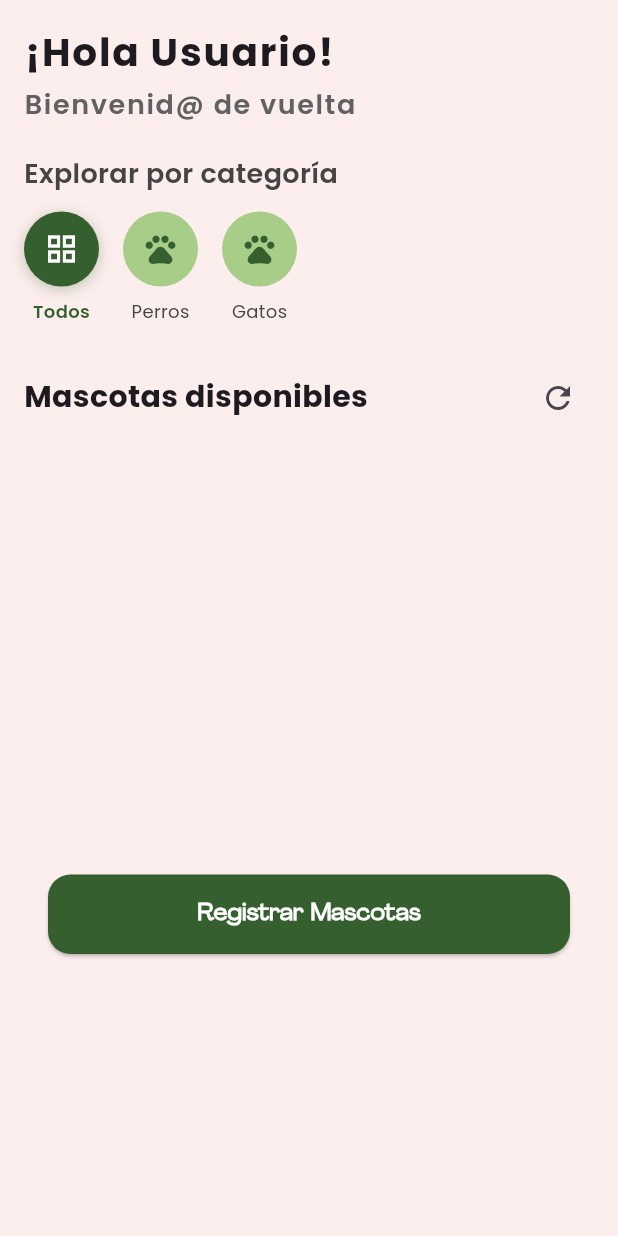
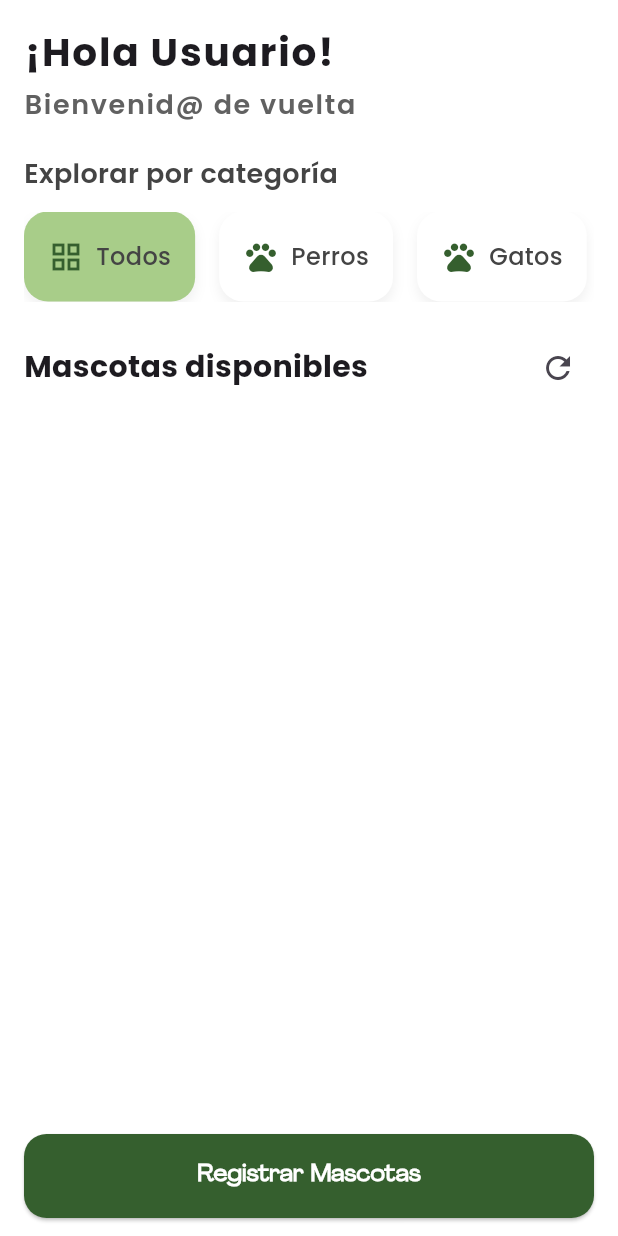
Before and after one commit to gabycode/amipet, a Flutter app: the ExplorarMascotasPage screen opened by its route, after a tap on the "refresh" icon, on a phone screen of 412 x 824 dp. Run offline on Flutter 3.47's test engine with Material 3 defaults, Android fonts, the phone set to English and light mode, and no system bars; our stand-ins replace cloud_firestore, firebase_auth, firebase_core, flutter_dotenv, google_fonts, google_sign_in and 1 more; accounts and stored records are empty; statements that could not run were skipped.

Commit message:
Cambios en el scroll. En vez de horizontal ahora es vertical

```diff
--- a/lib/screens/favoritos_page.dart
+++ b/lib/screens/favoritos_page.dart
@@ -14,7 +14,7 @@ class FavoritosPage extends StatelessWidget {
         return false;
       },
       child: Scaffold(
-        backgroundColor: const Color(0xFFF4FFE8),
+        backgroundColor: const Color.fromARGB(255, 255, 255, 255),
         body: SafeArea(
           child: Consumer<MascotaProvider>(
             builder: (context, provider, child) {
--- a/lib/screens/mascotas_page.dart
+++ b/lib/screens/mascotas_page.dart
@@ -1,5 +1,4 @@
 // explorar_mascotas_page.dart
-
 import 'package:flutter/material.dart';
 import 'package:google_fonts/google_fonts.dart';
 import 'package:provider/provider.dart';
@@ -36,11 +35,57 @@ class _ExplorarMascotasPageState extends State<ExplorarMascotasPage> {
     {'nombre': 'Gatos', 'icono': Icons.pets, 'especie': 'Gato'},
   ];
 
+  final ScrollController _scrollController = ScrollController();
+  int _limiteMascotas = 20;
+
   @override
   void initState() {
     super.initState();
     _obtenerNombreUsuario();
     cargarMascotas();
+    _scrollController.addListener(_onScroll);
+  }
+
+  @override
+  void dispose() {
+    _scrollController.dispose();
+    super.dispose();
+  }
+
+  Future<void> cargarMascotas({bool cargarMas = false}) async {
+    setState(() {
+      loading = true;
+      error = '';
+    });
+
+    try {
+      final todasMascotas = await FirestoreService.obtenerMascotasDestacadas(
+        limite: _limiteMascotas,
+      );
+      setState(() {
+        todasLasMascotas = todasMascotas;
+        mascotas = todasMascotas;
+        loading = false;
+      });
+    } catch (e) {
+      setState(() {
+        error = 'Error al cargar mascotas: $e';
+        loading = false;
+      });
+    }
+  }
+
+  void _onScroll() {
+    if (_scrollController.position.pixels >=
+        _scrollController.position.maxScrollExtent - 200) {
+      // Cuando esté cerca del final, carga más
+      if (!loading && mascotas.length >= _limiteMascotas) {
+        setState(() {
+          _limiteMascotas += 20; // Carga 20 más
+        });
+        cargarMascotas(cargarMas: true);
+      }
+    }
   }
 
   void _obtenerNombreUsuario() {
@@ -50,7 +95,7 @@ class _ExplorarMascotasPageState extends State<ExplorarMascotasPage> {
     });
   }
 
-  Future<void> cargarMascotas() async {
+  Future<void> cargarTodasLasMascotas() async {
     setState(() {
       loading = true;
       error = '';
@@ -93,20 +138,20 @@ class _ExplorarMascotasPageState extends State<ExplorarMascotasPage> {
     final ancho = MediaQuery.of(context).size.width;
 
     return WillPopScope(
-      onWillPop: () async {
-        // Prevenir navegación hacia atrás que cause problemas de sesión
-        // En su lugar, mantener al usuario en la aplicación
-        return false;
-      },
+      onWillPop: () async => false,
       child: Scaffold(
-        backgroundColor: const Color.fromARGB(255, 253, 238, 238),
+        backgroundColor: const Color.fromARGB(255, 255, 255, 255),
         body: SafeArea(
           child:
               loading
                   ? const Center(child: CircularProgressIndicator())
                   : error.isNotEmpty
                   ? Center(child: Text(error))
-                  : SingleChildScrollView(
+                  : ListView(
+                    controller: _scrollController,
+                    padding: EdgeInsets.zero,
+                    children: [
+                      Padding(
                         padding: const EdgeInsets.symmetric(
                           horizontal: 16,
                           vertical: 16,
@@ -142,70 +187,55 @@ class _ExplorarMascotasPageState extends State<ExplorarMascotasPage> {
                             ),
                             const SizedBox(height: 12),
                             SizedBox(
-                          height: 80,
+                              height: 60,
                               child: ListView.builder(
                                 scrollDirection: Axis.horizontal,
                                 itemCount: categorias.length,
                                 itemBuilder: (context, index) {
                                   final categoria = categorias[index];
-                              final selected = index == selectedTab;
-                              return Padding(
-                                padding: const EdgeInsets.only(right: 16),
-                                child: GestureDetector(
+                                  final selected = selectedTab == index;
+                                  return GestureDetector(
                                     onTap: () {
                                       setState(() {
                                         selectedTab = index;
                                       });
                                       filtrarPorCategoria(categoria['especie']);
                                     },
-                                  child: Column(
-                                    children: [
-                                      Container(
-                                        width: 50,
-                                        height: 50,
+                                    child: Container(
+                                      margin: const EdgeInsets.only(right: 16),
+                                      padding: const EdgeInsets.symmetric(
+                                        horizontal: 16,
+                                        vertical: 8,
+                                      ),
                                       decoration: BoxDecoration(
                                         color:
                                             selected
-                                                  ? verdeOscuro
-                                                  : verdeClaro,
-                                          shape: BoxShape.circle,
-                                          boxShadow:
-                                              selected
-                                                  ? [
+                                                ? verdeClaro
+                                                : Colors.white,
+                                        borderRadius: BorderRadius.circular(16),
+                                        boxShadow: [
                                           BoxShadow(
-                                                      color: verdeOscuro
-                                                          .withOpacity(0.3),
-                                                      blurRadius: 8,
-                                                      offset: const Offset(
-                                                        0,
-                                                        2,
+                                            color: Colors.grey.withOpacity(
+                                              0.15,
                                             ),
+                                            blurRadius: 6,
+                                            offset: const Offset(0, 4),
                                           ),
-                                                  ]
-                                                  : null,
+                                        ],
                                       ),
-                                        child: Icon(
+                                      child: Row(
+                                        children: [
+                                          Icon(
                                             categoria['icono'],
-                                          size: 24,
-                                          color:
-                                              selected
-                                                  ? Colors.white
-                                                  : verdeOscuro,
+                                            color: verdeOscuro,
                                           ),
-                                      ),
-                                      const SizedBox(height: 8),
+                                          const SizedBox(width: 8),
                                           Text(
                                             categoria['nombre'],
                                             style: GoogleFonts.poppins(
-                                          fontSize: 12,
-                                          fontWeight:
-                                              selected
-                                                  ? FontWeight.w600
-                                                  : FontWeight.w400,
-                                          color:
-                                              selected
-                                                  ? verdeOscuro
-                                                  : grisTexto,
+                                              fontSize: 16,
+                                              fontWeight: FontWeight.w500,
+                                              color: grisTexto,
                                             ),
                                           ),
                                         ],
@@ -227,35 +257,30 @@ class _ExplorarMascotasPageState extends State<ExplorarMascotasPage> {
                                   ),
                                 ),
                                 IconButton(
-                              onPressed: cargarMascotas,
+                                  onPressed: cargarTodasLasMascotas,
                                   icon: const Icon(Icons.refresh),
                                   tooltip: 'Actualizar lista',
                                 ),
                               ],
                             ),
-                        const SizedBox(height: 12),
-                        SizedBox(
-                          height: 250, // Aumentamos la altura
-                          child: ListView.builder(
-                            scrollDirection: Axis.horizontal,
-                            itemCount: mascotas.length,
-                            itemBuilder: (context, index) {
-                              final mascota = mascotas[index];
+                          ],
+                        ),
+                      ),
+                      ...mascotas.map((mascota) {
                         final foto = mascota['fotoURL'];
                         final nombre = mascota['nombre'] ?? 'Sin nombre';
                         final edad = mascota['edad'];
-                              final raza =
-                                  mascota['especie'] ?? 'Sin especificar';
+                        final raza = mascota['especie'] ?? 'Sin especificar';
 
-                              // Formatear la edad
                         String edadTexto = '';
                         if (edad != null) {
-                                final unidadEdad =
-                                    mascota['unidadEdad'] ?? 'años';
+                          final unidadEdad = mascota['unidadEdad'] ?? 'años';
                           edadTexto = '$edad $unidadEdad';
                         }
 
-                              return GestureDetector(
+                        return Padding(
+                          padding: const EdgeInsets.symmetric(horizontal: 16),
+                          child: GestureDetector(
                             onTap: () {
                               Navigator.push(
                                 context,
@@ -267,8 +292,7 @@ class _ExplorarMascotasPageState extends State<ExplorarMascotasPage> {
                               );
                             },
                             child: Container(
-                                  width: ancho * 0.65,
-                                  margin: const EdgeInsets.only(right: 16),
+                              margin: const EdgeInsets.only(bottom: 16),
                               decoration: BoxDecoration(
                                 color: Colors.white,
                                 borderRadius: BorderRadius.circular(16),
@@ -281,8 +305,7 @@ class _ExplorarMascotasPageState extends State<ExplorarMascotasPage> {
                                 ],
                               ),
                               child: Column(
-                                    crossAxisAlignment:
-                                        CrossAxisAlignment.start,
+                                crossAxisAlignment: CrossAxisAlignment.start,
                                 children: [
                                   Stack(
                                     children: [
@@ -305,14 +328,11 @@ class _ExplorarMascotasPageState extends State<ExplorarMascotasPage> {
                                                       stackTrace,
                                                     ) {
                                                       return Container(
-                                                            color:
-                                                                Colors
-                                                                    .grey[200],
+                                                        color: Colors.grey[200],
                                                         child: const Icon(
                                                           Icons.pets,
                                                           size: 60,
-                                                              color:
-                                                                  Colors.grey,
+                                                          color: Colors.grey,
                                                         ),
                                                       );
                                                     },
@@ -325,9 +345,7 @@ class _ExplorarMascotasPageState extends State<ExplorarMascotasPage> {
                                                           null)
                                                         return child;
                                                       return Container(
-                                                            color:
-                                                                Colors
-                                                                    .grey[200],
+                                                        color: Colors.grey[200],
                                                         child: const Center(
                                                           child:
                                                               CircularProgressIndicator(),
@@ -345,16 +363,11 @@ class _ExplorarMascotasPageState extends State<ExplorarMascotasPage> {
                                                   ),
                                         ),
                                       ),
-                                          // Botón de favorito
                                       Positioned(
                                         top: 8,
                                         right: 8,
                                         child: Consumer<MascotaProvider>(
-                                              builder: (
-                                                context,
-                                                provider,
-                                                child,
-                                              ) {
+                                          builder: (context, provider, child) {
                                             final isFavorita = provider
                                                 .isFavorita(mascota);
                                             return GestureDetector(
@@ -368,11 +381,10 @@ class _ExplorarMascotasPageState extends State<ExplorarMascotasPage> {
                                                   SnackBar(
                                                     content: Text(
                                                       isFavorita
-                                                              ? '${nombre} removido de favoritos'
-                                                              : '${nombre} agregado a favoritos',
+                                                          ? '$nombre removido de favoritos'
+                                                          : '$nombre agregado a favoritos',
                                                     ),
-                                                        duration:
-                                                            const Duration(
+                                                    duration: const Duration(
                                                       seconds: 1,
                                                     ),
                                                     backgroundColor:
@@ -383,8 +395,9 @@ class _ExplorarMascotasPageState extends State<ExplorarMascotasPage> {
                                                 );
                                               },
                                               child: Container(
-                                                    padding:
-                                                        const EdgeInsets.all(6),
+                                                padding: const EdgeInsets.all(
+                                                  6,
+                                                ),
                                                 decoration: BoxDecoration(
                                                   color: Colors.white
                                                       .withOpacity(0.9),
@@ -404,8 +417,7 @@ class _ExplorarMascotasPageState extends State<ExplorarMascotasPage> {
                                                 child: Icon(
                                                   isFavorita
                                                       ? Icons.favorite
-                                                          : Icons
-                                                              .favorite_border,
+                                                      : Icons.favorite_border,
                                                   color:
                                                       isFavorita
                                                           ? Colors.red
@@ -442,15 +454,15 @@ class _ExplorarMascotasPageState extends State<ExplorarMascotasPage> {
                                         ),
                                         const SizedBox(height: 6),
                                         Container(
-                                              padding:
-                                                  const EdgeInsets.symmetric(
+                                          padding: const EdgeInsets.symmetric(
                                             horizontal: 8,
                                             vertical: 4,
                                           ),
                                           decoration: BoxDecoration(
                                             color: verdeClaro,
-                                                borderRadius:
-                                                    BorderRadius.circular(8),
+                                            borderRadius: BorderRadius.circular(
+                                              8,
+                                            ),
                                           ),
                                           child: Text(
                                             raza,
@@ -465,34 +477,29 @@ class _ExplorarMascotasPageState extends State<ExplorarMascotasPage> {
                                   ),
                                 ],
                               ),
-                                ), // Cierra el Container
-                              ); // Cierra el GestureDetector
-                            }, // Cierra el itemBuilder
                             ),
                           ),
-                        const SizedBox(height: 20),
-                        Padding(
-                          padding: const EdgeInsets.symmetric(horizontal: 16),
-                          child: Column(
-                            children: [
-                              const SizedBox(height: 12),
-                              SizedBox(
+                        );
+                      }).toList(),
+                      const SizedBox(height: 10),
+                    ],
+                  ),
+        ),
+        bottomNavigationBar: Padding(
+          padding: const EdgeInsets.symmetric(horizontal: 16, vertical: 12),
+          child: SizedBox(
             width: double.infinity,
+            height: 56,
             child: ElevatedButton(
               onPressed: () async {
-                                    // Navegar y esperar a que regrese
                 final result = await Navigator.push(
                   context,
                   MaterialPageRoute(
-                                        builder:
-                                            (context) =>
-                                                const RegistroMascotaScreen(),
+                    builder: (context) => const RegistroMascotaScreen(),
                   ),
                 );
-
-                                    // Si se registró una mascota, recargar la lista
                 if (result == true) {
-                                      cargarMascotas();
+                  cargarTodasLasMascotas();
                 }
               },
               style: ElevatedButton.styleFrom(
@@ -500,9 +507,7 @@ class _ExplorarMascotasPageState extends State<ExplorarMascotasPage> {
                 shape: RoundedRectangleBorder(
                   borderRadius: BorderRadius.circular(15),
                 ),
-                                    padding: const EdgeInsets.symmetric(
-                                      vertical: 15,
-                                    ),
+                padding: const EdgeInsets.symmetric(vertical: 15),
               ),
               child: const Text(
                 'Registrar Mascotas',
@@ -514,13 +519,6 @@ class _ExplorarMascotasPageState extends State<ExplorarMascotasPage> {
               ),
             ),
           ),
-                            ],
-                          ),
-                        ),
-                        const SizedBox(height: 10),
-                      ],
-                    ),
-                  ),
         ),
       ),
     );
```
Lines whose indentation alone changed are shown as unchanged.
